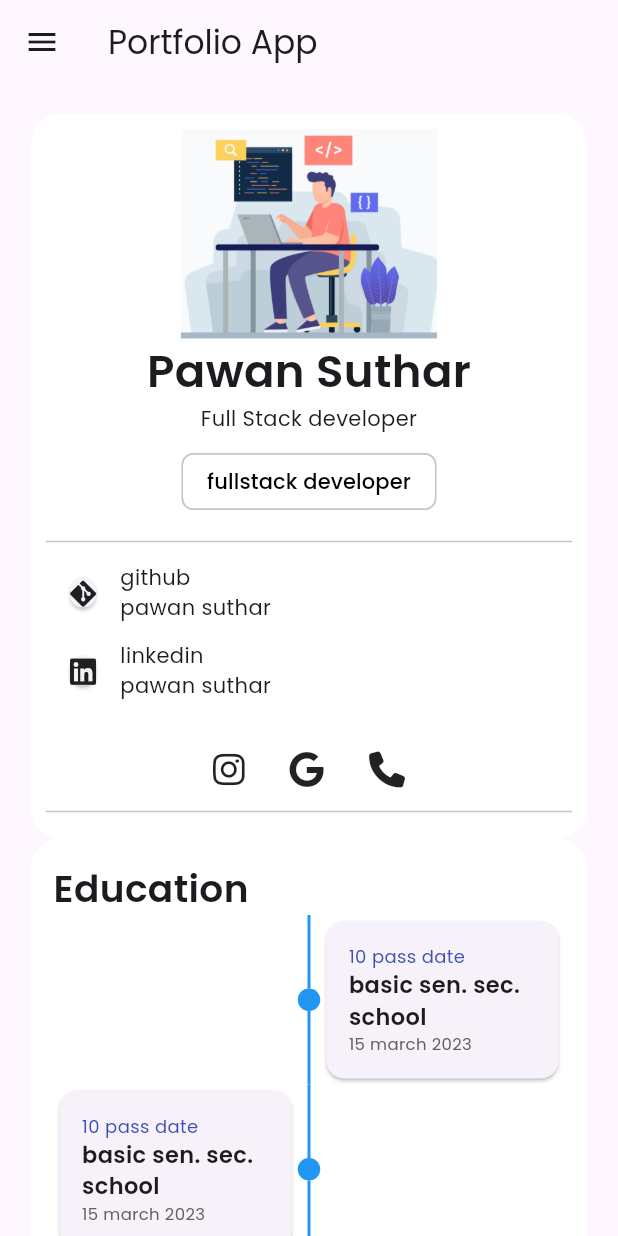
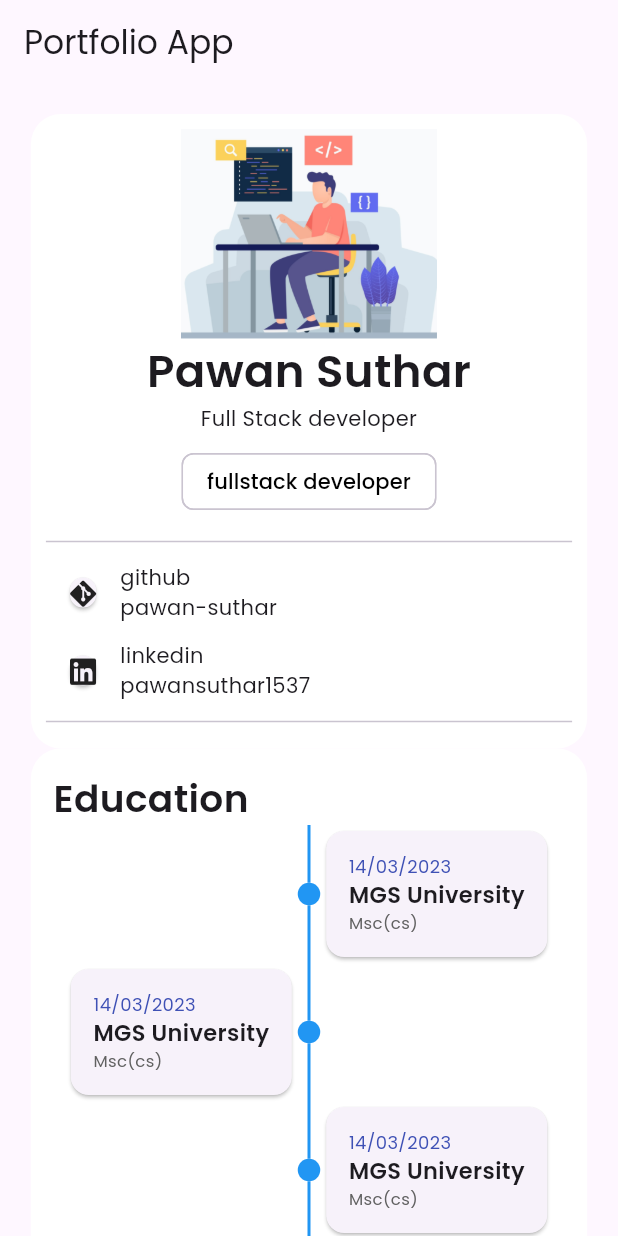
Before and after one commit to pawan-suthar/portfolio-flutter, a Flutter app: the screen it shows after launch, on a phone screen of 412 x 824 dp. Run offline on Flutter 3.47's test engine with Material 2 defaults, Android fonts, the phone set to English and light mode, and no system bars; drawn by our look-alikes of timelines; our stand-ins replace font_awesome_flutter, velocity_x.

Commit message:
final cmplete

```diff
--- a/lib/components/About.dart
+++ b/lib/components/About.dart
@@ -97,7 +97,7 @@ class _AboutState extends State<About> {
                       "github",
                     ),
                     Text(
-                      "pawan suthar",
+                      "pawan-suthar",
                     ),
                   ],
                 ),
@@ -127,7 +127,7 @@ class _AboutState extends State<About> {
                       "linkedin",
                     ),
                     Text(
-                      "pawan suthar",
+                      "pawansuthar1537",
                     ),
                   ],
                 ),
@@ -139,7 +139,7 @@ class _AboutState extends State<About> {
 
         //
 
-        const Social(),
+        // const Social(),
 
         Divider(),
       ]),
--- a/lib/components/Education.dart
+++ b/lib/components/Education.dart
@@ -48,19 +48,19 @@ class _EducationState extends State<Education> {
                       crossAxisAlignment: CrossAxisAlignment.start,
                       children: [
                         const Text(
-                          "10 pass date",
+                          "14/03/2023",
                           style: TextStyle(
                             fontSize: 12.0,
                             color: Colors.indigo,
                           ),
                         ),
-                        const Text("basic sen. sec. school",
+                        const Text("MGS University",
                             style: TextStyle(
                               fontSize: 15.0,
                               fontWeight: FontWeight.w600,
                             )),
                         Text(
-                          "15 march 2023",
+                          "Msc(cs)",
                           style: TextStyle(
                             fontSize: 11.0,
                             color: Colors.grey.shade700,
--- a/lib/components/Footer.dart
+++ b/lib/components/Footer.dart
@@ -15,15 +15,15 @@ class _FooterState extends State<Footer> {
   Widget build(BuildContext context) {
     return Container(
         color: Colors.white,
-        padding: EdgeInsets.all(20.0),
-        margin: EdgeInsets.only(top: 15.0),
+        padding: EdgeInsets.all(5.0),
+        margin: EdgeInsets.only(top: 1.0),
         child: Column(
           children: const [
             Social(),
             SizedBox(
               height: 10.0,
             ),
-            Text("description"),
+            Text("designed by pawan suthar"),
           ],
         ));
   }
--- a/lib/portfolio.dart
+++ b/lib/portfolio.dart
@@ -15,34 +15,50 @@ class portfolio extends StatefulWidget {
 }
 
 class _portfolioState extends State<portfolio> {
-  List<Widget> navItems = [
+  List<Widget> navItems = [];
+
+  bool isMobile = false;
+
+  final skillkey = GlobalKey();
+
+  @override
+  void initState() {
+    navItems = [
       Padding(
         padding: const EdgeInsets.all(8.0),
         child: ElevatedButton(onPressed: () {}, child: Text("Educations")),
       ),
       Padding(
         padding: const EdgeInsets.all(8.0),
-      child: ElevatedButton(onPressed: () {}, child: Text("Skills")),
+        child: ElevatedButton(
+            onPressed: () {
+              Scrollable.ensureVisible(skillkey.currentContext!);
+            },
+            child: Text("Skills")),
       ),
     ];
+    // TODO: implement initState
+    super.initState();
+  }
 
-  bool isMobile = false;
   @override
   Widget build(BuildContext context) {
     isMobile = MediaQuery.of(context).size.width > 700 ? false : true;
 
     return Scaffold(
         appBar: AppBar(
-          title: const Text("Portfolio App"),
+          title: const Text(
+            "Portfolio App",
+          ),
           actions: isMobile ? null : navItems,
         ),
-        drawer: isMobile
-            ? Drawer(
-                child: ListView(
-                  children: navItems,
-                ),
-              )
-            : null,
+        // drawer: isMobile
+        //     ? Drawer(
+        //         child: ListView(
+        //           children: navItems,
+        //         ),
+        //       )
+        // : null,
         body: SingleChildScrollView(
           child: Center(
             child: Column(children: [
@@ -54,7 +70,9 @@ class _portfolioState extends State<portfolio> {
                 ],
               ),
               //
-              Skills(),
+              Skills(
+                key: skillkey,
+              ),
 
               Footer(),
             ]),
--- a/lib/utils/social.dart
+++ b/lib/utils/social.dart
@@ -47,7 +47,7 @@ class _SocialState extends State<Social> {
                   const EdgeInsets.only(left: 30.0, right: 20.0, top: 20.0),
               child: Center(
                 child: FaIcon(
-                  FontAwesomeIcons.phone,
+                  FontAwesomeIcons.squarePhone,
                 ),
               ),
             ),
```
Also changed, not shown: lib/components/skills.dart (+10 -5 lines). Lines whose indentation alone changed are shown as unchanged.
